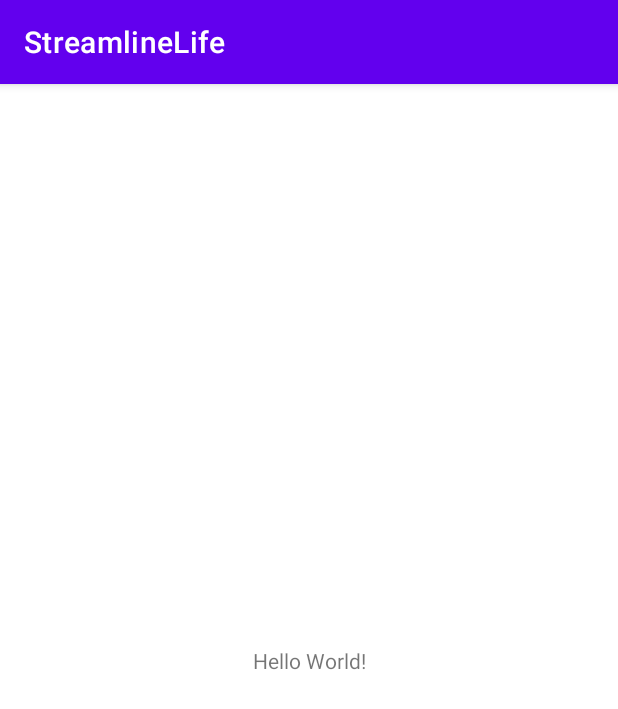
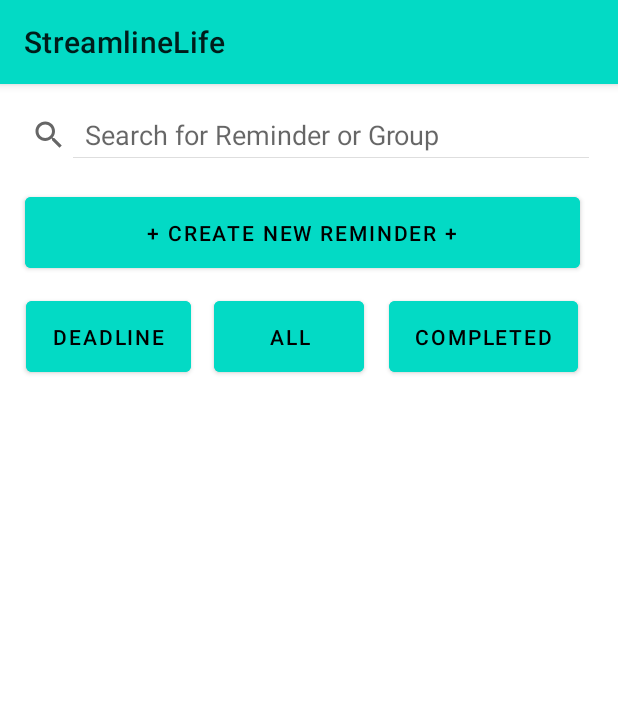
Before and after one commit to gunishkatar/StreamlineLife, an Android app: the screen it shows after launch (MainActivity), on a phone screen of 412 x 824 dp. Shown: the top 709 px of the screen. Run offline under Robolectric (Android 15) with nearby library versions, the phone set to English and light mode, and no system bars.

Commit message:
almost done with home page

```diff
--- a/app/build.gradle
+++ b/app/build.gradle
@@ -37,7 +37,11 @@ dependencies {
     implementation 'androidx.appcompat:appcompat:1.4.1'
     implementation 'com.google.android.material:material:1.5.0'
     implementation 'androidx.constraintlayout:constraintlayout:2.1.3'
-    testImplementation 'junit:junit:4.+'
+    implementation 'androidx.legacy:legacy-support-v4:1.0.0'
+    implementation 'androidx.fragment:fragment-ktx:1.4.1'
+    implementation 'androidx.navigation:navigation-fragment-ktx:2.4.1'
+    implementation 'androidx.navigation:navigation-ui-ktx:2.4.1'
+    testImplementation 'junit:junit:'
     androidTestImplementation 'androidx.test.ext:junit:1.1.3'
     androidTestImplementation 'androidx.test.espresso:espresso-core:3.4.0'
 }
--- a/app/src/main/AndroidManifest.xml
+++ b/app/src/main/AndroidManifest.xml
@@ -1,7 +1,6 @@
 <?xml version="1.0" encoding="utf-8"?>
 <manifest xmlns:android="http://schemas.android.com/apk/res/android"
     package="com.example.streamlinelife">
-
     <application
         android:allowBackup="true"
         android:icon="@mipmap/ic_launcher"
@@ -14,7 +13,6 @@
             android:exported="true">
             <intent-filter>
                 <action android:name="android.intent.action.MAIN" />
-
                 <category android:name="android.intent.category.LAUNCHER" />
             </intent-filter>
         </activity>
--- /dev/null
+++ b/app/src/main/java/com/example/streamlinelife/HomePage.kt
@@ -0,0 +1,59 @@
+package com.example.streamlinelife
+
+import android.os.Bundle
+import androidx.fragment.app.Fragment
+import android.view.LayoutInflater
+import android.view.View
+import android.view.ViewGroup
+
+// TODO: Rename parameter arguments, choose names that match
+// the fragment initialization parameters, e.g. ARG_ITEM_NUMBER
+private const val ARG_PARAM1 = "param1"
+private const val ARG_PARAM2 = "param2"
+
+/**
+ * A simple [Fragment] subclass.
+ * Use the [HomePage.newInstance] factory method to
+ * create an instance of this fragment.
+ */
+class HomePage : Fragment() {
+    // TODO: Rename and change types of parameters
+    private var param1: String? = null
+    private var param2: String? = null
+
+    override fun onCreate(savedInstanceState: Bundle?) {
+        super.onCreate(savedInstanceState)
+        arguments?.let {
+            param1 = it.getString(ARG_PARAM1)
+            param2 = it.getString(ARG_PARAM2)
+        }
+    }
+
+    override fun onCreateView(
+        inflater: LayoutInflater, container: ViewGroup?,
+        savedInstanceState: Bundle?
+    ): View? {
+        // Inflate the layout for this fragment
+        return inflater.inflate(R.layout.fragment_home_page, container, false)
+    }
+
+    companion object {
+        /**
+         * Use this factory method to create a new instance of
+         * this fragment using the provided parameters.
+         *
+         * @param param1 Parameter 1.
+         * @param param2 Parameter 2.
+         * @return A new instance of fragment HomePage.
+         */
+        // TODO: Rename and change types and number of parameters
+        @JvmStatic
+        fun newInstance(param1: String, param2: String) =
+            HomePage().apply {
+                arguments = Bundle().apply {
+                    putString(ARG_PARAM1, param1)
+                    putString(ARG_PARAM2, param2)
+                }
+            }
+    }
+}
--- a/app/src/main/java/com/example/streamlinelife/MainActivity.kt
+++ b/app/src/main/java/com/example/streamlinelife/MainActivity.kt
@@ -2,10 +2,17 @@ package com.example.streamlinelife
 
 import androidx.appcompat.app.AppCompatActivity
 import android.os.Bundle
+import androidx.fragment.app.add
+import androidx.fragment.app.commit
 
 class MainActivity : AppCompatActivity() {
     override fun onCreate(savedInstanceState: Bundle?) {
         super.onCreate(savedInstanceState)
         setContentView(R.layout.activity_main)
+        //add fragment as a home page
+        supportFragmentManager.commit {
+            setReorderingAllowed(true);
+            add<HomePage>(R.id.homePage)
+        }
     }
 }
--- a/app/src/main/res/layout/activity_main.xml
+++ b/app/src/main/res/layout/activity_main.xml
@@ -1,18 +1,37 @@
 <?xml version="1.0" encoding="utf-8"?>
-<androidx.constraintlayout.widget.ConstraintLayout xmlns:android="http://schemas.android.com/apk/res/android"
+<androidx.constraintlayout.widget.ConstraintLayout
+    xmlns:android="http://schemas.android.com/apk/res/android"
     xmlns:app="http://schemas.android.com/apk/res-auto"
     xmlns:tools="http://schemas.android.com/tools"
     android:layout_width="match_parent"
     android:layout_height="match_parent"
     tools:context=".MainActivity">
 
-    <TextView
-        android:layout_width="wrap_content"
+    <com.google.android.material.appbar.AppBarLayout
+        android:id="@+id/actionbar"
+        android:layout_width="match_parent"
         android:layout_height="wrap_content"
-        android:text="Hello World!"
-        app:layout_constraintBottom_toBottomOf="parent"
-        app:layout_constraintLeft_toLeftOf="parent"
-        app:layout_constraintRight_toRightOf="parent"
-        app:layout_constraintTop_toTopOf="parent" />
+        app:layout_constraintEnd_toEndOf="parent"
+        app:layout_constraintStart_toStartOf="parent"
+        android:backgroundTint="@color/teal_200"
+        tools:ignore="MissingConstraints">
+
+        <com.google.android.material.appbar.MaterialToolbar
+            android:layout_width="match_parent"
+            android:layout_height="wrap_content"
+            app:title="StreamlineLife"/>
+
+    </com.google.android.material.appbar.AppBarLayout>
+
+    <androidx.fragment.app.FragmentContainerView
+        android:id="@+id/homePage"
+        android:layout_width="match_parent"
+        android:layout_height="match_parent"
+        android:layout_marginTop="55dp"
+        app:layout_constraintEnd_toEndOf="parent"
+        app:layout_constraintStart_toStartOf="parent"
+        app:layout_constraintTop_toBottomOf="@+id/actionbar"
+        tools:layout_editor_absoluteX="-16dp"
+        tools:layout_editor_absoluteY="0dp" />
 
 </androidx.constraintlayout.widget.ConstraintLayout>
--- /dev/null
+++ b/app/src/main/res/layout/fragment_home_page.xml
@@ -0,0 +1,80 @@
+<?xml version="1.0" encoding="utf-8"?>
+<androidx.constraintlayout.widget.ConstraintLayout xmlns:android="http://schemas.android.com/apk/res/android"
+    xmlns:app="http://schemas.android.com/apk/res-auto"
+    xmlns:tools="http://schemas.android.com/tools"
+    android:layout_width="match_parent"
+    android:layout_height="match_parent"
+    tools:context=".HomePage">
+
+    <SearchView
+        android:id="@+id/searchHomePage"
+        android:layout_width="400dp"
+        android:layout_height="30dp"
+        android:layout_marginTop="20dp"
+        android:layout_marginEnd="11dp"
+        android:iconifiedByDefault="false"
+        android:queryHint="Search for Reminder or Group"
+        app:layout_constraintEnd_toEndOf="parent"
+        app:layout_constraintTop_toTopOf="parent"
+        tools:ignore="MissingConstraints" />
+
+    <Button
+        android:id="@+id/createReminder"
+        android:layout_width="370dp"
+        android:layout_height="59dp"
+        android:layout_marginStart="16dp"
+        android:layout_marginTop="20dp"
+        android:layout_marginEnd="25dp"
+        android:backgroundTint="@color/teal_200"
+        android:text="+ Create New Reminder +"
+        app:layout_constraintEnd_toEndOf="parent"
+        app:layout_constraintStart_toStartOf="parent"
+        app:layout_constraintTop_toBottomOf="@+id/searchHomePage"
+        tools:ignore="MissingConstraints" />
+
+    <Button
+        android:id="@+id/deadlineReminder"
+        android:layout_width="110dp"
+        android:layout_height="59dp"
+        android:layout_marginStart="16dp"
+        android:layout_marginTop="10dp"
+        android:layout_marginEnd="2dp"
+        android:backgroundTint="@color/teal_200"
+        android:text="DeadLine"
+        app:layout_constraintEnd_toStartOf="@+id/allReminder"
+        app:layout_constraintStart_toStartOf="parent"
+        app:layout_constraintTop_toBottomOf="@+id/createReminder"
+        tools:ignore="MissingConstraints" />
+
+    <Button
+        android:id="@+id/allReminder"
+        android:layout_width="100dp"
+        android:layout_height="59dp"
+        android:layout_marginStart="12dp"
+        android:layout_marginTop="10dp"
+        android:layout_marginEnd="5dp"
+        android:backgroundTint="@color/teal_200"
+        android:text="All"
+        app:layout_constraintEnd_toStartOf="@+id/completedReminder"
+        app:layout_constraintStart_toEndOf="@id/deadlineReminder"
+        app:layout_constraintTop_toBottomOf="@+id/createReminder"
+        tools:ignore="MissingConstraints" />
+
+    <Button
+        android:id="@+id/completedReminder"
+        android:layout_width="126dp"
+        android:layout_height="59dp"
+        android:layout_marginStart="10dp"
+        android:layout_marginTop="10dp"
+        android:layout_marginEnd="25dp"
+        android:backgroundTint="@color/teal_200"
+        android:text="Completed"
+        app:layout_constraintEnd_toEndOf="parent"
+        app:layout_constraintStart_toEndOf="@id/allReminder"
+        app:layout_constraintTop_toBottomOf="@+id/createReminder"
+        tools:ignore="MissingConstraints" />
+
+
+
+
+</androidx.constraintlayout.widget.ConstraintLayout>
--- /dev/null
+++ b/app/src/main/res/navigation/navigation_graph.xml
@@ -0,0 +1,14 @@
+<?xml version="1.0" encoding="utf-8"?>
+<navigation
+    xmlns:android="http://schemas.android.com/apk/res/android"
+    xmlns:app="http://schemas.android.com/apk/res-auto"
+    xmlns:tools="http://schemas.android.com/tools"
+    android:id="@+id/navigation_graph"
+    app:startDestination="@id/homePage">
+
+    <fragment
+        android:id="@+id/homePage"
+        android:name="com.example.streamlinelife.HomePage"
+        android:label="fragment_home_page"
+        tools:layout="@layout/fragment_home_page" />
+</navigation>
--- a/app/src/main/res/values-night/themes.xml
+++ b/app/src/main/res/values-night/themes.xml
@@ -1,14 +1,14 @@
 <resources xmlns:tools="http://schemas.android.com/tools">
     <!-- Base application theme. -->
-    <style name="Theme.StreamlineLife" parent="Theme.MaterialComponents.DayNight.DarkActionBar">
+    <style name="Theme.StreamlineLife" parent="Theme.MaterialComponents.DayNight.NoActionBar">
         <!-- Primary brand color. -->
-        <item name="colorPrimary">@color/purple_200</item>
-        <item name="colorPrimaryVariant">@color/purple_700</item>
-        <item name="colorOnPrimary">@color/black</item>
+        <item name="colorPrimary">@color/teal_200</item>
+        <item name="colorPrimaryVariant">@color/black</item>
+        <item name="colorOnPrimary">@color/white</item>
         <!-- Secondary brand color. -->
         <item name="colorSecondary">@color/teal_200</item>
-        <item name="colorSecondaryVariant">@color/teal_200</item>
-        <item name="colorOnSecondary">@color/black</item>
+        <item name="colorSecondaryVariant">@color/teal_700</item>
+        <item name="colorOnSecondary">@color/white</item>
         <!-- Status bar color. -->
         <item name="android:statusBarColor" tools:targetApi="l">?attr/colorPrimaryVariant</item>
         <!-- Customize your theme here. -->
--- a/app/src/main/res/values/strings.xml
+++ b/app/src/main/res/values/strings.xml
@@ -1,3 +1,5 @@
 <resources>
     <string name="app_name">StreamlineLife</string>
+    <!-- TODO: Remove or change this placeholder text -->
+    <string name="hello_blank_fragment">Hello blank fragment</string>
 </resources>
--- a/app/src/main/res/values/themes.xml
+++ b/app/src/main/res/values/themes.xml
@@ -1,10 +1,10 @@
 <resources xmlns:tools="http://schemas.android.com/tools">
     <!-- Base application theme. -->
-    <style name="Theme.StreamlineLife" parent="Theme.MaterialComponents.DayNight.DarkActionBar">
+    <style name="Theme.StreamlineLife" parent="Theme.MaterialComponents.DayNight.NoActionBar">
         <!-- Primary brand color. -->
-        <item name="colorPrimary">@color/purple_500</item>
-        <item name="colorPrimaryVariant">@color/purple_700</item>
-        <item name="colorOnPrimary">@color/white</item>
+        <item name="colorPrimary">@color/teal_200</item>
+        <item name="colorPrimaryVariant">@color/black</item>
+        <item name="colorOnPrimary">@color/black</item>
         <!-- Secondary brand color. -->
         <item name="colorSecondary">@color/teal_200</item>
         <item name="colorSecondaryVariant">@color/teal_700</item>
```
